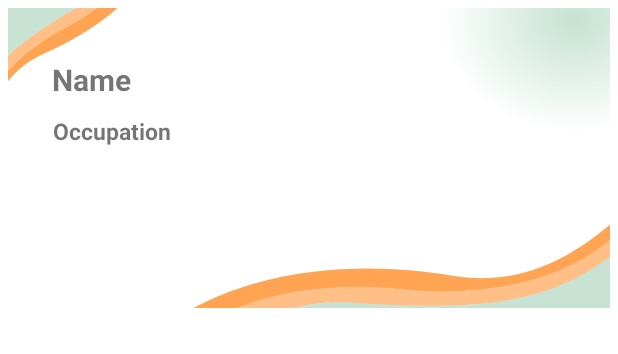
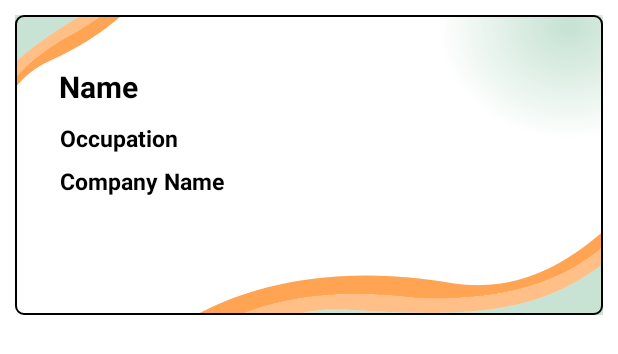
Before and after one commit to Mawserino/PocketCard, an Android app: the layout qrdata.xml on its own in the app's theme, with its tools: preview values and no code run, on a phone screen of 412 x 824 dp. Shown: the top 354 px of the screen. Run offline under Robolectric (Android 15) with nearby library versions, the light colour scheme and no system bars.

Commit message:
save and recycle show

```diff
--- a/app/src/main/java/com/example/pocketcard/activities/Myadapter.java
+++ b/app/src/main/java/com/example/pocketcard/activities/Myadapter.java
@@ -10,6 +10,8 @@ import androidx.recyclerview.widget.RecyclerView;
 
 import com.example.pocketcard.R;
 import com.example.pocketcard.model.rvModel;
+
+import org.w3c.dom.Text;
 
 import java.util.ArrayList;
 
@@ -27,11 +29,13 @@ public class Myadapter extends RecyclerView.Adapter<Myadapter.MyViewHolder>{
     {
         private TextView userName;
         private TextView userOccupation;
+        private TextView userCompanyName;
         onContactClickListener conListener;
         public MyViewHolder(final View view, onContactClickListener conLis){
             super(view);
             userName = view.findViewById(R.id.userName);
             userOccupation = view.findViewById(R.id.userOccupation);
+            userCompanyName = view.findViewById(R.id.userCompanyName);
 
             this.conListener = conLis;
 
@@ -55,8 +59,10 @@ public class Myadapter extends RecyclerView.Adapter<Myadapter.MyViewHolder>{
     public void onBindViewHolder(@NonNull MyViewHolder holder, int position) {
         String name = arrContacts.get(position).getName();
         String occupation = arrContacts.get(position).getOccupation2();
+        String companyname = arrContacts.get(position).getCompanyname2();
         holder.userName.setText(name);
         holder.userOccupation.setText(occupation);
+        holder.userCompanyName.setText(companyname);
 
     }
 
--- a/app/src/main/java/com/example/pocketcard/activities/cardScan.java
+++ b/app/src/main/java/com/example/pocketcard/activities/cardScan.java
@@ -201,10 +201,10 @@ public class cardScan extends AppCompatActivity {
 
                 otheruser = FirebaseDatabase.getInstance().getReference(getIntent().getStringExtra("uid"));
 
-                rvModel rm = new rvModel(NameS.getText().toString(), occupationS.getText().toString(), mUser.getUid(), "0");
+                rvModel rm = new rvModel(NameS.getText().toString(), occupationS.getText().toString(), getIntent().getStringExtra("uid"), "0",companyNameS.getText().toString());
                 Toast.makeText(cardScan.this,NameS.getText().toString()+occupationS.getText().toString(),Toast.LENGTH_LONG).show();
                 DatabaseReference mRef = FirebaseDatabase.getInstance().getReference("usersScan/").child(mUser.getUid());
-                mRef.child(mUser.getUid()).setValue(rm);
+                mRef.child(getIntent().getStringExtra("uid")).setValue(rm);
                 startActivity(new Intent(cardScan.this, HomePage.class));
 
             }
--- a/app/src/main/res/layout/cardlayout.xml
+++ b/app/src/main/res/layout/cardlayout.xml
@@ -4,6 +4,7 @@
     android:layout_height="wrap_content"
     android:layout_margin="10dp"
     android:id="@+id/RelLayout">
+
 
     <ImageView
         android:id="@+id/iv_cardlayoutbackground"
--- a/app/src/main/res/layout/qrdata.xml
+++ b/app/src/main/res/layout/qrdata.xml
@@ -4,9 +4,16 @@
     android:layout_width="match_parent"
     android:layout_height="200dp"
     xmlns:app="http://schemas.android.com/apk/res-auto"
-    android:layout_margin="5dp"
+    android:layout_margin="10dp"
     android:background="@drawable/templatecard"
     >
+
+    <FrameLayout
+        android:layout_width="match_parent"
+        android:layout_height="200dp"
+        android:background="@drawable/backgroundlogin">
+
+    </FrameLayout>
 
     <TextView
         android:id="@+id/userName"
@@ -18,15 +25,15 @@
         android:layout_alignParentBottom="true"
         android:layout_marginStart="29dp"
         android:layout_marginTop="34dp"
-        android:layout_marginEnd="231dp"
         android:layout_marginBottom="130dp"
         android:text="Name"
+        android:textColor="@color/black"
         android:textSize="20dp"
         android:textStyle="bold" />
 
     <TextView
         android:id="@+id/userOccupation"
-        android:layout_width="111dp"
+        android:layout_width="200dp"
         android:layout_height="30dp"
         android:layout_alignParentStart="true"
         android:layout_alignParentTop="true"
@@ -34,10 +41,21 @@
         android:layout_alignParentBottom="true"
         android:layout_marginStart="30dp"
         android:layout_marginTop="71dp"
-        android:layout_marginEnd="264dp"
         android:layout_marginBottom="99dp"
         android:text="Occupation"
+        android:textColor="@color/black"
         android:textSize="15dp"
+        android:textStyle="bold" />
+
+    <TextView
+        android:id="@+id/userCompanyName"
+        android:layout_width="match_parent"
+        android:layout_height="30dp"
+        android:layout_marginTop="100dp"
+        android:layout_marginStart="30dp"
+        android:text="Company Name"
+        android:textSize="15dp"
+        android:textColor="@color/black"
         android:textStyle="bold" />
 
 
--- a/app/src/main/res/layout/user_code.xml
+++ b/app/src/main/res/layout/user_code.xml
@@ -34,9 +34,10 @@
             android:layout_below="@+id/userQr"
             android:layout_alignParentStart="true"
             android:layout_alignParentEnd="true"
-            android:layout_marginStart="167dp"
+            android:layout_marginStart="100dp"
             android:layout_marginTop="78dp"
-            android:layout_marginEnd="173dp"
+            android:layout_marginEnd="100dp"
+            android:textAlignment="center"
             android:text="NAME"
             android:textColor="@color/black"
             android:textSize="25dp"
```
Also changed, not shown: app/src/main/java/com/example/pocketcard/activities/HomePage.java (+29 -28 lines), app/src/main/java/com/example/pocketcard/model/rvModel.java (+15 -7 lines).
